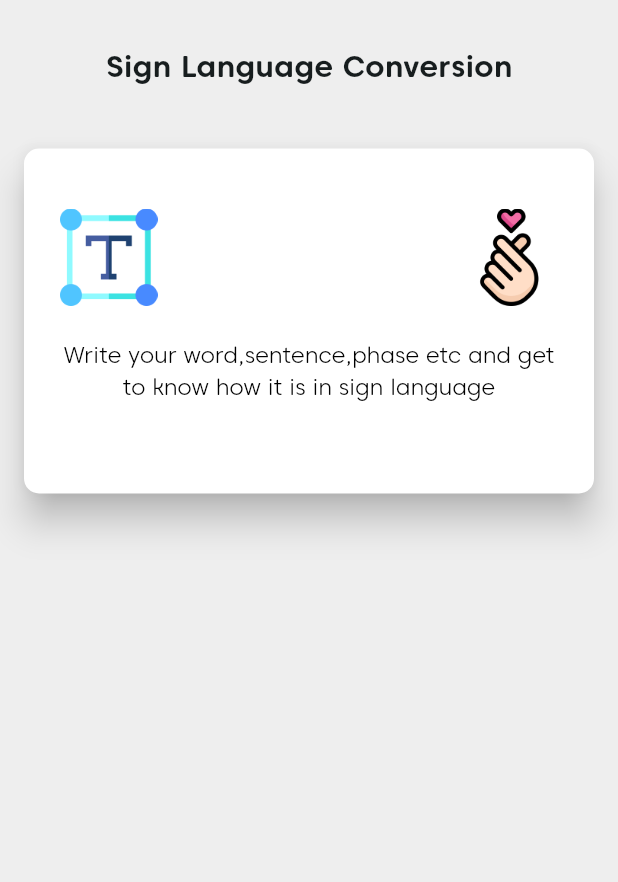
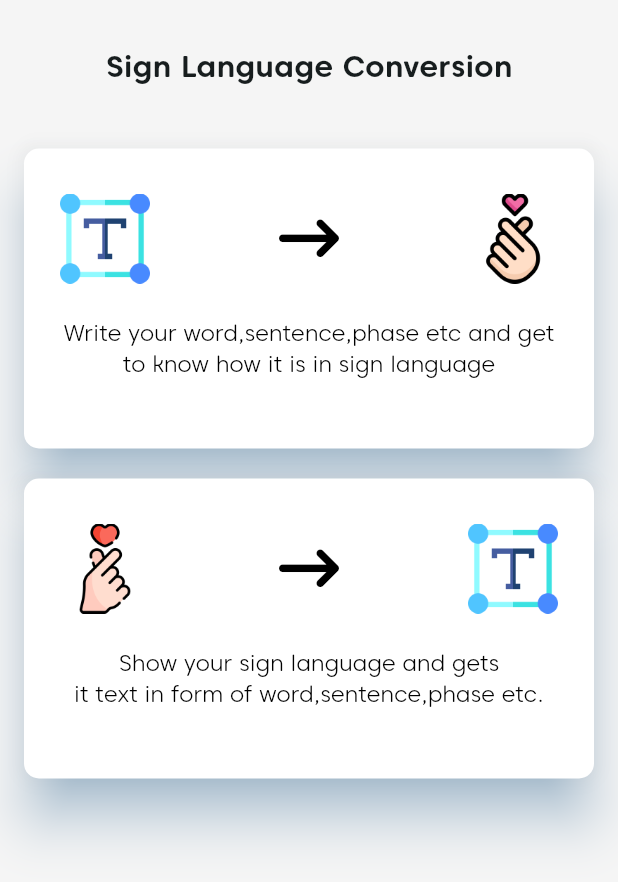
Before and after one commit to zainsh098/sign_language, a Flutter app: the screen it shows after launch, on a phone screen of 412 x 824 dp. Shown: the top 882 px of the screen. Run offline on Flutter 3.47's test engine with Material 2 defaults, Android fonts, the phone set to English and light mode, and no system bars; our stand-ins replace animated_text_kit, font_awesome_flutter, google_fonts, lottie.

Commit message:
Working on Home Designs

```diff
--- a/lib/screens/home_screen.dart
+++ b/lib/screens/home_screen.dart
@@ -1,5 +1,6 @@
 import 'package:flutter/cupertino.dart';
 import 'package:flutter/material.dart';
+import 'package:font_awesome_flutter/font_awesome_flutter.dart';
 import 'package:sign_language/font_styles.dart';
 
 class HomeScreen extends StatelessWidget {
@@ -8,7 +9,7 @@ class HomeScreen extends StatelessWidget {
   @override
   Widget build(BuildContext context) {
     return Scaffold(
-backgroundColor: Colors.grey.shade200,
+backgroundColor: Colors.grey.shade100,
       body: SafeArea(
         child: Column(
 
@@ -16,32 +17,38 @@ backgroundColor: Colors.grey.shade200,
           children: [
             SizedBox(height: 30,),
 
+
             Text('Sign Language Conversion',style: TextStyle(fontSize: 20,fontFamily: FontStyles.CarosSoftBold),),
             SizedBox(height: 40,),
 
             Center(
               child: Container(
                 width: 380,
-                height: 230,// Adjust the width as needed
+                height: 200,// Adjust the width as needed
                 child: ElevatedButton(
+
                   style: ButtonStyle(
+
                     shape: MaterialStateProperty.all<RoundedRectangleBorder>(
                       RoundedRectangleBorder(
+
                         borderRadius: BorderRadius.circular(10.0),
                       ),
                     ),
-                    elevation: MaterialStateProperty.all(10),
+                    elevation: MaterialStateProperty.all(15),
+                    shadowColor: MaterialStateProperty.all(Colors.blue.shade200),
                     backgroundColor: MaterialStateProperty.all(Colors.white),
                   ),
                   onPressed: () {},
                   child: Column(children: [
-                    SizedBox(height: 40,),
+                    SizedBox(height: 30,),
                     Row(
                       mainAxisAlignment: MainAxisAlignment.spaceBetween,
                       children: [
-                        Image.asset('assets/text.png',width: 65,height: 65,),
+                        Image.asset('assets/text.png',width: 60,height: 60,),
+                       FaIcon(FontAwesomeIcons.arrowRightLong,color: Colors.black,size: 40,),
 
-                        Image.asset('assets/heart3.png',width: 65,height: 65,),
+                        Image.asset('assets/heart3.png',width: 60,height: 60,),
 
                       ],
 
@@ -58,6 +65,49 @@ backgroundColor: Colors.grey.shade200,
 
 
             ),
+            SizedBox(height: 20,),
+            Container(
+              width: 380,
+              height: 200,// Adjust the width as needed
+              child: ElevatedButton(
+
+                style: ButtonStyle(
+
+                  shape: MaterialStateProperty.all<RoundedRectangleBorder>(
+                    RoundedRectangleBorder(
+
+                      borderRadius: BorderRadius.circular(10.0),
+                    ),
+                  ),
+                  elevation: MaterialStateProperty.all(15),
+                  shadowColor: MaterialStateProperty.all(Colors.blue.shade200),
+                  backgroundColor: MaterialStateProperty.all(Colors.white),
+                ),
+                onPressed: () {},
+                child: Column(children: [
+                  SizedBox(height: 30,),
+                  Row(
+                    mainAxisAlignment: MainAxisAlignment.spaceBetween,
+                    children: [
+                      Image.asset('assets/heart2.png',width: 60,height: 60,),
+                      FaIcon(FontAwesomeIcons.arrowRightLong,color: Colors.black,size: 40,),
+
+                      Image.asset('assets/text.png',width: 60,height: 60,),
+
+                    ],
+
+                  ),
+                  SizedBox(height: 22,),
+                  Text('Show your sign language and gets \nit text in form of word,sentence,phase etc. ',textAlign: TextAlign.center,style: TextStyle(fontSize: 15,fontFamily: FontStyles.CarosSoftLight,color: Colors.black,),),
+
+
+
+
+                ],),
+              ),
+            )
+
+
           ],
         ),
       ),
```
